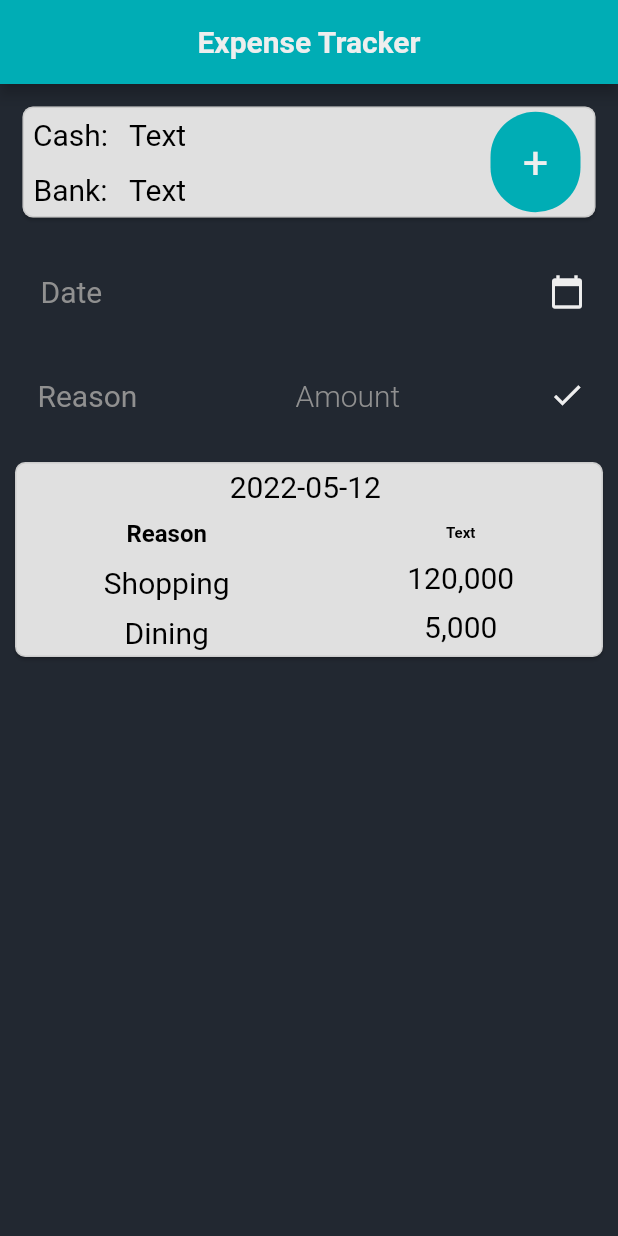
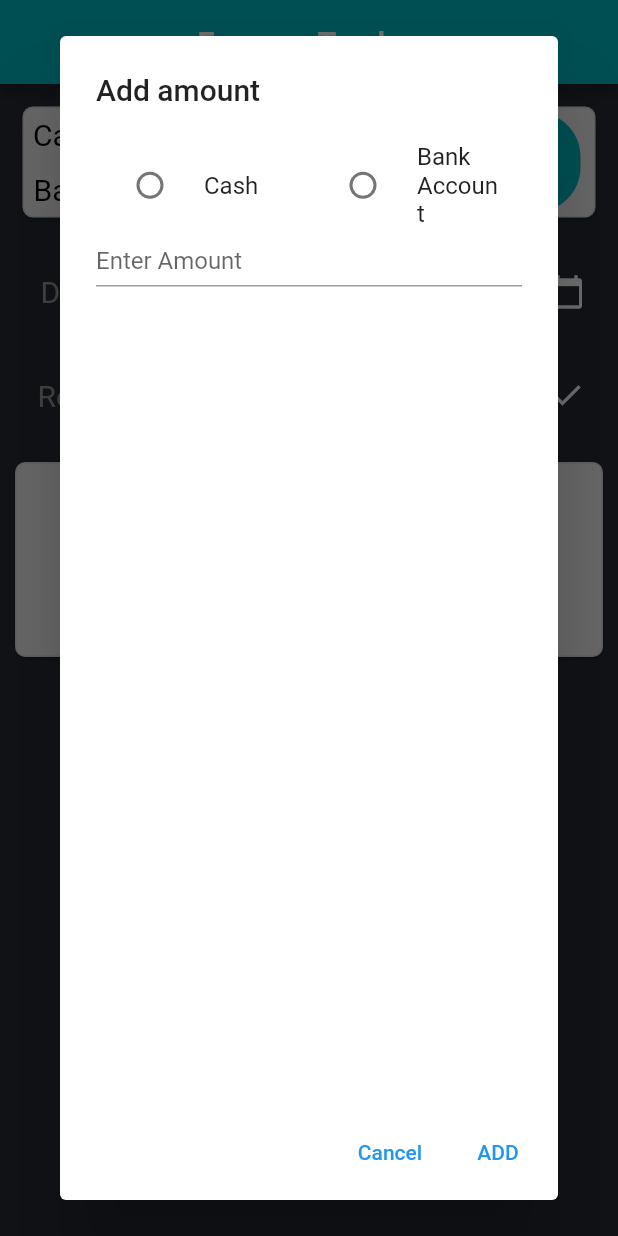
Before and after one commit to DamiduShalinda/expense_tracking_app, a Flutter app: the screen it shows after launch, after a tap on an icon or button, on a phone screen of 412 x 824 dp. Run offline on Flutter 3.47's test engine with Material 2 defaults, Android fonts, the light colour scheme and no system bars.

Commit message:
UI second version

```diff
--- a/lib/inputdata.dart
+++ b/lib/inputdata.dart
@@ -1,16 +1,73 @@
 import 'package:flutter/material.dart';
 
-class InputAmounts extends StatelessWidget {
+class InputAmounts extends StatefulWidget {
   const InputAmounts({Key? key}) : super(key: key);
 
   @override
+  State<InputAmounts> createState() => _InputAmountsState();
+}
+
+class _InputAmountsState extends State<InputAmounts> {
+
+  String? moneyType;
+  double? amount;
+  @override
   Widget build(BuildContext context) {
-    return TextButton(
+    return MaterialButton(
+      color: const Color(0xff00adb5),
+      elevation: 0,
+      shape: RoundedRectangleBorder(
+        borderRadius: BorderRadius.circular(45.0),
+      ),
+      padding: const EdgeInsets.all(16),
+      textColor: const Color(0xffeeeeee),
+      height: 60,
+      minWidth: 60,
       onPressed: () => showDialog<String>(
         context: context,
-        builder: (BuildContext context) => AlertDialog(
-          title: const Text('AlertDialog Title'),
-          content: const Text('AlertDialog description'),
+        builder: (BuildContext context) => LimitedBox(
+          maxHeight: 100,
+          maxWidth: 100,
+          child: AlertDialog(
+            title: const Text('Add amount'),
+            content: Column(
+              children: [
+                Row(
+                  children: [
+                    Expanded(
+                      child: RadioListTile(
+                        title: const Text("Cash"),
+                        value: "Cash",
+                        groupValue: moneyType,
+                        onChanged: (value) {
+                          setState(() {
+                            moneyType = value;
+                          });
+                        },
+                      ),
+                    ),
+                    Expanded(
+                      child: RadioListTile(
+                        title: const Text("Bank Account"),
+                        value: "Bank",
+                        groupValue: moneyType,
+                        onChanged: (value) {
+                          setState(() {
+                            moneyType = value;
+                          });
+                        },
+                      ),
+                    ),
+                  ],
+                ), // radio buttons
+                const TextField(
+                  decoration: InputDecoration(
+                    hintText: "Enter Amount",
+                    isDense: true,
+                  ),
+                ),
+              ],
+            ),
             actions: <Widget>[
               TextButton(
                 onPressed: () => Navigator.pop(context, 'Cancel'),
@@ -18,12 +75,20 @@ class InputAmounts extends StatelessWidget {
               ),
               TextButton(
                 onPressed: () => Navigator.pop(context, 'OK'),
-              child: const Text('OK'),
+                child: const Text('ADD'),
               ),
             ],
           ),
         ),
-      child: const Text('Show Dialog'),
+      ), //method
+      child: const Text(
+        "+",
+        style: TextStyle(
+          fontSize: 30,
+          fontWeight: FontWeight.w400,
+          fontStyle: FontStyle.normal,
+        ),
+      ),
     );
   }
 }
--- a/lib/main.dart
+++ b/lib/main.dart
@@ -1,4 +1,5 @@
 
+import 'package:expense_tracker/inputdata.dart';
 import 'package:flutter/material.dart';
 
 void main() {
@@ -53,12 +54,12 @@ class _ExpenseeState extends State<Expensee> {
                 borderRadius: BorderRadius.circular(7.0),
                 side: const BorderSide(color: Color(0x4d9e9e9e), width: 1),
               ),
-              child: Row(
+              child: const Row(
                 mainAxisAlignment: MainAxisAlignment.spaceEvenly,
                 crossAxisAlignment: CrossAxisAlignment.center,
                 mainAxisSize: MainAxisSize.max,
                 children: [
-                  const Column(
+                  Column(
                     mainAxisAlignment: MainAxisAlignment.start,
                     crossAxisAlignment: CrossAxisAlignment.center,
                     mainAxisSize: MainAxisSize.max,
@@ -93,7 +94,7 @@ class _ExpenseeState extends State<Expensee> {
                       ), //bank label
                     ],
                   ), //label
-                  const Column(
+                  Column(
                     mainAxisAlignment: MainAxisAlignment.start,
                     crossAxisAlignment: CrossAxisAlignment.center,
                     mainAxisSize: MainAxisSize.max,
@@ -128,7 +129,7 @@ class _ExpenseeState extends State<Expensee> {
                       ), //bank amount
                     ],
                   ),
-                  const Expanded(
+                  Expanded(
                     flex: 1,
                     child: SizedBox(
                       height: 16,
@@ -136,31 +137,8 @@ class _ExpenseeState extends State<Expensee> {
                     ),
                   ),
                   Padding(
-                    padding: const EdgeInsets.fromLTRB(0, 0, 10, 0),
-                    child: MaterialButton(
-                      color: const Color(0xff00adb5),
-                      elevation: 0,
-                      shape: RoundedRectangleBorder(
-                        borderRadius: BorderRadius.circular(45.0),
-                      ),
-                      padding: const EdgeInsets.all(16),
-                      textColor: const Color(0xffeeeeee),
-                      height: 60,
-                      minWidth: 60,
-                      onPressed: () {
-                        setState(() {
-
-                        });
-                      },
-                      child: const Text(
-                        "+",
-                        style: TextStyle(
-                          fontSize: 30,
-                          fontWeight: FontWeight.w400,
-                          fontStyle: FontStyle.normal,
-                        ),
-                      ),
-                    ),
+                    padding: EdgeInsets.fromLTRB(0, 0, 10, 0),
+                    child: InputAmounts(),
                   ), // + icon
                 ],
               ),
```
Lines whose indentation alone changed are shown as unchanged.
